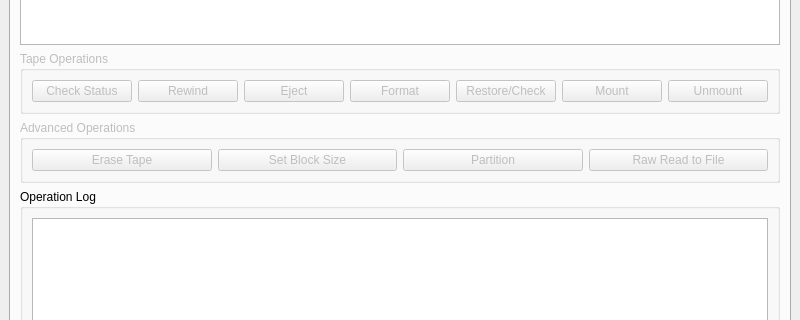
The window that src/MainWindow.ui (Gypsop/QLTOTapeMan) describes before a commit, drawn with Qt 5; both pictures show x 0 to 800 and y 187 to 507 of the 800 by 600 pixel window.
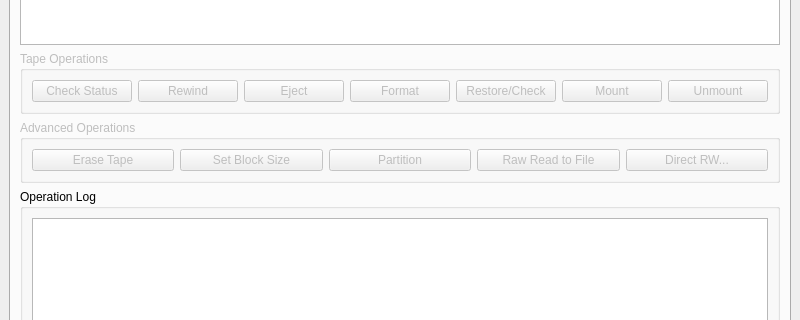
The same window after the commit.

Commit message: direct rw, fix compatibility

```diff
--- a/src/MainWindow.ui
+++ b/src/MainWindow.ui
@@ -154,6 +154,13 @@
              </property>
             </widget>
            </item>
+              <item>
+               <widget class="QPushButton" name="btnDirectRW">
+                <property name="text">
+                 <string>Direct RW...</string>
+                </property>
+               </widget>
+              </item>
           </layout>
          </widget>
         </item>
```
The commit also changes 13 other files.
